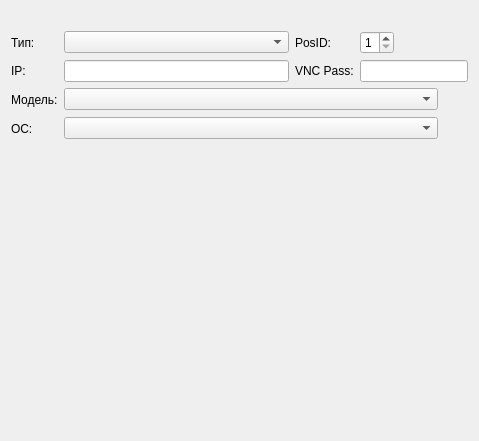
The window that Clients/pceditdialog.ui (rust3128/HotLinePTS) describes before a commit, drawn with Qt 5.
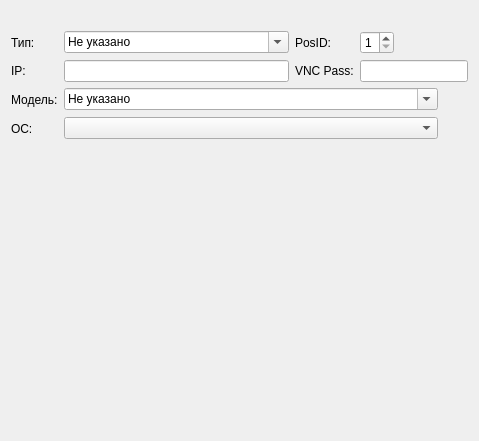
The same window after the commit. Icons and pictures are not drawn.

Diff of the .ui file:
```diff
--- a/Clients/pceditdialog.ui
+++ b/Clients/pceditdialog.ui
@@ -58,16 +58,6 @@
      </property>
     </spacer>
    </item>
-   <item row="0" column="0" colspan="4" alignment="Qt::AlignHCenter">
-    <widget class="QLabel" name="labelTitle">
-     <property name="text">
-      <string/>
-     </property>
-     <property name="wordWrap">
-      <bool>true</bool>
-     </property>
-    </widget>
-   </item>
    <item row="1" column="3">
     <widget class="QSpinBox" name="spinBox">
      <property name="minimum">
@@ -79,7 +69,14 @@
     </widget>
    </item>
    <item row="1" column="1">
-    <widget class="QComboBox" name="comboBox"/>
+    <widget class="QComboBox" name="comboBoxPCType">
+     <property name="editable">
+      <bool>true</bool>
+     </property>
+     <property name="currentText">
+      <string>Не указано</string>
+     </property>
+    </widget>
    </item>
    <item row="2" column="1">
     <widget class="QLineEdit" name="lineEdit"/>
@@ -117,7 +114,14 @@
    <item row="3" column="1" colspan="4">
     <layout class="QHBoxLayout" name="horizontalLayout">
      <item>
-      <widget class="QComboBox" name="comboBox_2"/>
+      <widget class="QComboBox" name="comboBoxModelPC">
+       <property name="editable">
+        <bool>true</bool>
+       </property>
+       <property name="currentText">
+        <string>Не указано</string>
+       </property>
+      </widget>
      </item>
      <item>
       <widget class="QToolButton" name="toolButton">
@@ -167,6 +171,16 @@
      </item>
     </layout>
    </item>
+   <item row="0" column="0" colspan="5">
+    <widget class="QLabel" name="labelTitle">
+     <property name="text">
+      <string/>
+     </property>
+     <property name="wordWrap">
+      <bool>true</bool>
+     </property>
+    </widget>
+   </item>
   </layout>
  </widget>
  <resources>
```
Left out of the diff: 12 changed lines with no effect on the pictures.
